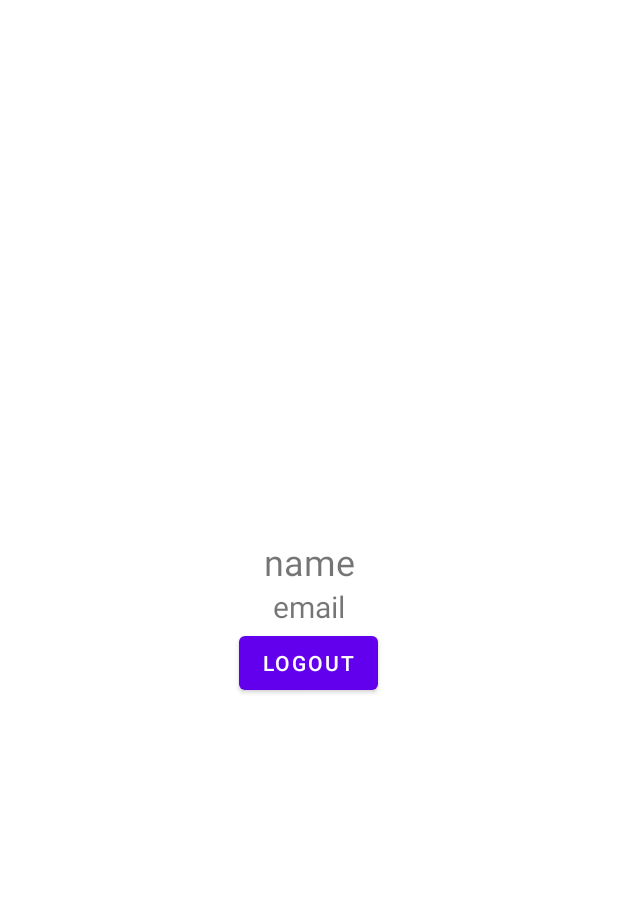
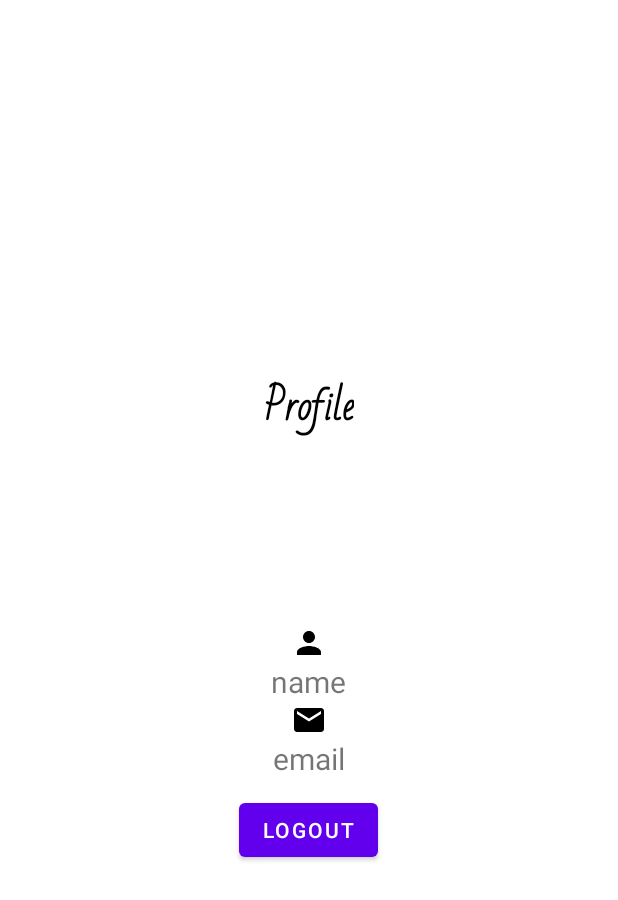
Before and after one commit to TeongYew/OnlineTaskManager---A202SGI, an Android app: the ProfileActivity screen opened directly, with no data from a screen before it, on a phone screen of 412 x 824 dp. Shown: the top 900 px of the screen. Run offline under Robolectric (Android 15) with nearby library versions, the phone set to English and light mode, and no system bars; our stand-ins replace Picasso.

Commit message:
Added Password Reset Feature & Profile

```diff
--- a/OnlineTaskManager/app/build.gradle
+++ b/OnlineTaskManager/app/build.gradle
@@ -41,10 +41,9 @@ dependencies {
     implementation 'androidx.constraintlayout:constraintlayout:2.1.4'
     implementation 'com.google.firebase:firebase-auth:21.1.0'
     implementation 'com.google.firebase:firebase-firestore:24.4.0'
-
     implementation 'com.google.android.gms:play-services-auth:20.3.0'
-
     implementation platform('com.google.firebase:firebase-bom:31.0.2')
+    implementation 'com.squareup.picasso:picasso:2.8'
 
     testImplementation 'junit:junit:4.13.2'
     androidTestImplementation 'androidx.test.ext:junit:1.1.3'
--- a/OnlineTaskManager/app/src/main/java/com/example/onlinetaskmanager/SignoutActivity.java
+++ b/OnlineTaskManager/app/src/main/java/com/example/onlinetaskmanager/ProfileActivity.java
@@ -1,13 +1,16 @@
 package com.example.onlinetaskmanager;
 
-import androidx.annotation.NonNull;
+import static android.content.ContentValues.TAG;
+
 import androidx.appcompat.app.AppCompatActivity;
 
-import android.app.Activity;
 import android.content.Intent;
+import android.net.Uri;
 import android.os.Bundle;
+import android.util.Log;
 import android.view.View;
 import android.widget.Button;
+import android.widget.ImageView;
 import android.widget.TextView;
 
 import com.google.android.gms.auth.api.signin.GoogleSignIn;
@@ -16,23 +19,26 @@ import com.google.android.gms.auth.api.signin.GoogleSignInClient;
 import com.google.android.gms.auth.api.signin.GoogleSignInOptions;
 import com.google.android.gms.tasks.OnCompleteListener;
 import com.google.android.gms.tasks.Task;
+import com.squareup.picasso.Picasso;
 
-public class SignoutActivity extends AppCompatActivity {
+public class ProfileActivity extends AppCompatActivity {
 
     GoogleSignInOptions mGoogleSignInOptions;
     GoogleSignInClient mGoogleSignInClient;
 
     TextView name, email;
+    ImageView profilePic;
     Button btnLogout;
 
     @Override
     protected void onCreate(Bundle savedInstanceState) {
         super.onCreate(savedInstanceState);
-        setContentView(R.layout.activity_signout);
+        setContentView(R.layout.activity_profile);
 
         name = findViewById(R.id.name);
         email = findViewById(R.id.email);
         btnLogout = findViewById(R.id.btnLogout);
+        profilePic = findViewById(R.id.profile_image);
 
         mGoogleSignInOptions = new GoogleSignInOptions.Builder(GoogleSignInOptions.DEFAULT_SIGN_IN).requestEmail().build();
         mGoogleSignInClient = GoogleSignIn.getClient(this,mGoogleSignInOptions);
@@ -41,9 +47,11 @@ public class SignoutActivity extends AppCompatActivity {
         if (acct != null){
             String displayName = acct.getDisplayName();
             String personEmail = acct.getEmail();
+            Uri displayPhoto = acct.getPhotoUrl();
 
             name.setText(displayName);
             email.setText(personEmail);
+            Picasso.get().load(displayPhoto).into(profilePic);
         }
 
         btnLogout.setOnClickListener(new View.OnClickListener() {
@@ -59,7 +67,7 @@ public class SignoutActivity extends AppCompatActivity {
             @Override
             public void onComplete(Task<Void> task) {
                 finish();
-                startActivity(new Intent(SignoutActivity.this, LoginActivity.class));
+                startActivity(new Intent(ProfileActivity.this, LoginActivity.class));
             }
         });
     }
--- a/OnlineTaskManager/app/src/main/java/com/example/onlinetaskmanager/RegisterActivity.java
+++ b/OnlineTaskManager/app/src/main/java/com/example/onlinetaskmanager/RegisterActivity.java
@@ -44,9 +44,6 @@ public class RegisterActivity extends AppCompatActivity {
     @Override
     protected void onCreate(Bundle savedInstanceState) {
         super.onCreate(savedInstanceState);
-        requestWindowFeature(Window.FEATURE_NO_TITLE);
-        getWindow().setFlags(WindowManager.LayoutParams.FLAG_FULLSCREEN,WindowManager.LayoutParams.FLAG_FULLSCREEN);
-        getSupportActionBar().hide();
 
         setContentView(R.layout.activity_register);
 
@@ -105,7 +102,7 @@ public class RegisterActivity extends AppCompatActivity {
                         Toast.makeText(RegisterActivity.this, "Registration Successful", Toast.LENGTH_SHORT).show();
                     } else {
                         progressDialog.dismiss();
-                        Toast.makeText(RegisterActivity.this, ""+task.getException(), Toast.LENGTH_SHORT).show();
+                        Toast.makeText(RegisterActivity.this, "Something went wrong", Toast.LENGTH_SHORT).show();
                     }
                 }
             });
--- /dev/null
+++ b/OnlineTaskManager/app/src/main/res/drawable/ic_email.xml
@@ -0,0 +1,5 @@
+<vector android:height="24dp" android:tint="#000000"
+    android:viewportHeight="24" android:viewportWidth="24"
+    android:width="24dp" xmlns:android="http://schemas.android.com/apk/res/android">
+    <path android:fillColor="@android:color/white" android:pathData="M20,4L4,4c-1.1,0 -1.99,0.9 -1.99,2L2,18c0,1.1 0.9,2 2,2h16c1.1,0 2,-0.9 2,-2L22,6c0,-1.1 -0.9,-2 -2,-2zM20,8l-8,5 -8,-5L4,6l8,5 8,-5v2z"/>
+</vector>
--- /dev/null
+++ b/OnlineTaskManager/app/src/main/res/drawable/ic_person.xml
@@ -0,0 +1,5 @@
+<vector android:height="24dp" android:tint="#000000"
+    android:viewportHeight="24" android:viewportWidth="24"
+    android:width="24dp" xmlns:android="http://schemas.android.com/apk/res/android">
+    <path android:fillColor="@android:color/white" android:pathData="M12,12c2.21,0 4,-1.79 4,-4s-1.79,-4 -4,-4 -4,1.79 -4,4 1.79,4 4,4zM12,14c-2.67,0 -8,1.34 -8,4v2h16v-2c0,-2.66 -5.33,-4 -8,-4z"/>
+</vector>
--- /dev/null
+++ b/OnlineTaskManager/app/src/main/res/layout/activity_profile.xml
@@ -0,0 +1,75 @@
+<?xml version="1.0" encoding="utf-8"?>
+<RelativeLayout xmlns:android="http://schemas.android.com/apk/res/android"
+    xmlns:app="http://schemas.android.com/apk/res-auto"
+    xmlns:tools="http://schemas.android.com/tools"
+    android:layout_width="match_parent"
+    android:layout_height="match_parent"
+    android:orientation="vertical"
+    android:gravity="center"
+    tools:context=".ProfileActivity">
+
+    <TextView
+        android:layout_width="wrap_content"
+        android:layout_height="wrap_content"
+        android:layout_centerHorizontal="true"
+        android:layout_above="@id/profile_image"
+        android:text="@string/profile_text"
+        android:paddingBottom="20dp"
+        android:fontFamily="@font/bad_script"
+        android:textColor="#000000"
+        android:textSize="25sp"
+        android:textStyle="bold"/>
+
+    <ImageView
+        android:id="@+id/profile_image"
+        android:layout_width="100dp"
+        android:layout_height="100dp"
+        tools:srcCompat="@tools:sample/avatars"
+        android:layout_centerInParent="true"
+        android:paddingBottom="8dp"/>
+
+    <ImageView
+        android:id="@+id/personVector"
+        android:layout_width="wrap_content"
+        android:layout_height="wrap_content"
+        app:srcCompat="@drawable/ic_person"
+        android:layout_below="@id/profile_image"
+        android:layout_centerInParent="true"/>
+
+    <TextView
+        android:id="@+id/name"
+        android:layout_width="wrap_content"
+        android:layout_height="wrap_content"
+        android:textSize="20dp"
+        android:text="name"
+        android:layout_below="@id/personVector"
+        android:layout_centerInParent="true"/>
+
+    <ImageView
+        android:id="@+id/emailVector"
+        android:layout_width="wrap_content"
+        android:layout_height="wrap_content"
+        app:srcCompat="@drawable/ic_email"
+        android:layout_below="@id/name"
+        android:layout_centerInParent="true"/>
+
+    <TextView
+        android:id="@+id/email"
+        android:layout_width="wrap_content"
+        android:layout_height="wrap_content"
+        android:textSize="20dp"
+        android:text="email"
+        android:layout_below="@id/emailVector"
+        android:layout_centerInParent="true"
+        android:paddingBottom="10dp"/>
+
+    <Button
+        android:id="@+id/btnLogout"
+        android:layout_width="wrap_content"
+        android:layout_height="wrap_content"
+        android:layout_gravity="center"
+        android:text="Logout"
+        android:layout_below="@id/email"
+        android:layout_centerInParent="true"/>
+
+</RelativeLayout>
--- a/OnlineTaskManager/app/src/main/res/layout/activity_signout.xml
+++ /dev/null
@@ -1,33 +0,0 @@
-<?xml version="1.0" encoding="utf-8"?>
-<LinearLayout xmlns:android="http://schemas.android.com/apk/res/android"
-    xmlns:tools="http://schemas.android.com/tools"
-    android:layout_width="match_parent"
-    android:layout_height="match_parent"
-    android:orientation="vertical"
-    android:gravity="center"
-    tools:context=".SignoutActivity">
-
-
-    <TextView
-        android:id="@+id/name"
-        android:layout_width="match_parent"
-        android:layout_height="wrap_content"
-        android:gravity="center"
-        android:textSize="24dp"
-        android:text="name" />
-
-    <TextView
-        android:id="@+id/email"
-        android:layout_width="match_parent"
-        android:layout_height="wrap_content"
-        android:gravity="center"
-        android:textSize="20dp"
-        android:text="email" />
-
-    <Button
-        android:id="@+id/btnLogout"
-        android:layout_width="wrap_content"
-        android:layout_height="wrap_content"
-        android:layout_gravity="center"
-        android:text="Logout" />
-</LinearLayout>
--- a/OnlineTaskManager/app/src/main/res/values/strings.xml
+++ b/OnlineTaskManager/app/src/main/res/values/strings.xml
@@ -15,5 +15,10 @@
     <string name="Date">Date</string>
     <string name="Time">Time</string>
     <string name="CreationSuccess">Note saved</string>
+    <string name="profile_text">Profile</string>
+    <string name="forgot_password_text">Forgot Password?</string>
+    <string name="back_login_text">Return to sign in</string>
+    <string name="reset_password_text">Reset Password</string>
+    <string name="reset_password_instruction_text">Please enter your registered email to receive password reset link</string>
 
 </resources>
--- /dev/null
+++ b/OnlineTaskManager/app/src/main/res/values/styles.xml
@@ -0,0 +1,4 @@
+<?xml version="1.0" encoding="utf-8"?>
+<resources>
+
+</resources>
```
Also changed, not shown: OnlineTaskManager/app/src/main/AndroidManifest.xml (+8 -9 lines), OnlineTaskManager/app/src/main/java/com/example/onlinetaskmanager/ForgotPasswordActivity.java (added, +91 -0 lines), OnlineTaskManager/app/src/main/java/com/example/onlinetaskmanager/LoginActivity.java (+13 -8 lines), OnlineTaskManager/app/src/main/res/layout/activity_forgot_password.xml (added, +72 -0 lines), OnlineTaskManager/app/src/main/res/layout/activity_login.xml (+11 -0 lines).
